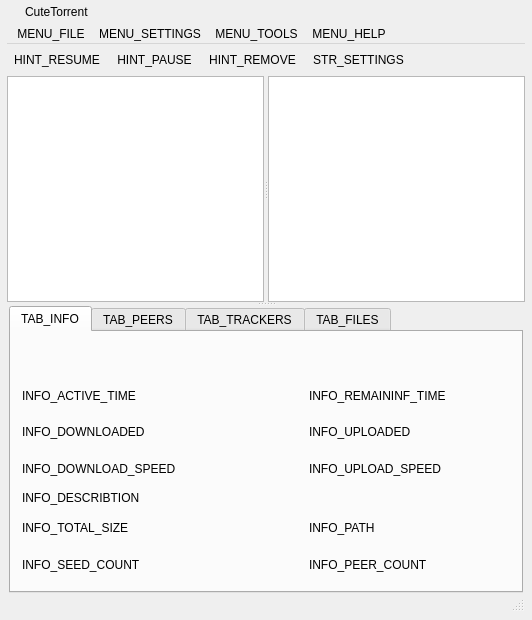
CuteTorrent/CuteTorrent, file src/core/gui/FormFiles/CustomWindow.ui: the form before one commit.
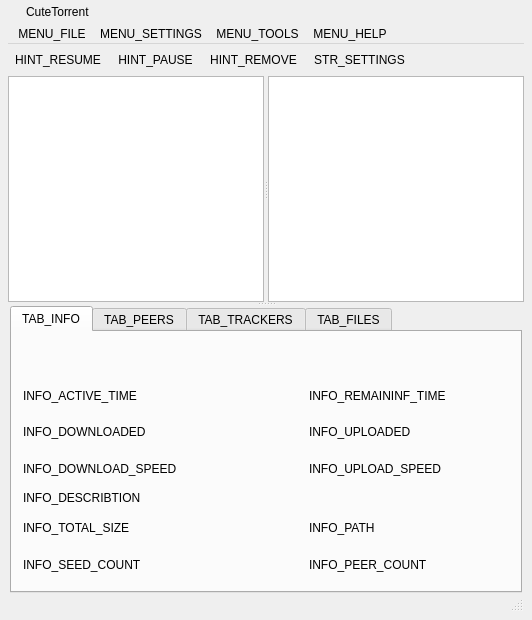
The form after the commit. Icons and pictures are not drawn.

```diff
--- a/src/core/gui/FormFiles/CustomWindow.ui
+++ b/src/core/gui/FormFiles/CustomWindow.ui
@@ -24,13 +24,13 @@
     <number>0</number>
    </property>
    <property name="leftMargin">
-    <number>1</number>
+    <number>2</number>
    </property>
    <property name="topMargin">
     <number>1</number>
    </property>
    <property name="rightMargin">
-    <number>1</number>
+    <number>2</number>
    </property>
    <property name="bottomMargin">
     <number>2</number>
```
Left out of the diff: 3 changed lines with no effect on the pictures.
